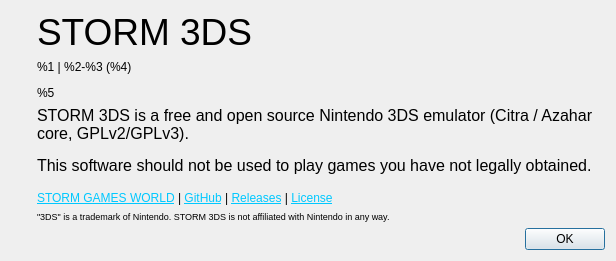
Above: core/src/citra_qt/aboutdialog.ui from ReiKatari/STORM_3DS before the change. Below: the same form after it.
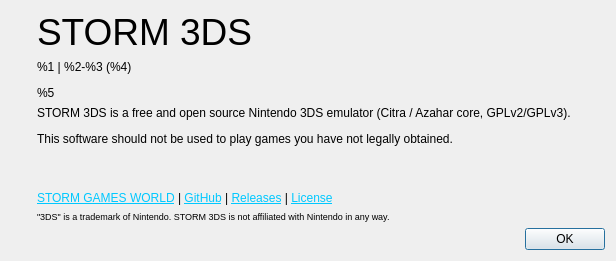
That is the form after the change. Icons and pictures are not drawn.

```diff
--- a/core/src/citra_qt/aboutdialog.ui
+++ b/core/src/citra_qt/aboutdialog.ui
@@ -83,13 +83,7 @@
           </sizepolicy>
          </property>
          <property name="text">
-          <string notr="true">&lt;!DOCTYPE HTML PUBLIC &quot;-//W3C//DTD HTML 4.0//EN&quot; &quot;http://www.w3.org/TR/REC-html40/strict.dtd&quot;&gt;
-&lt;html&gt;&lt;head&gt;&lt;meta name=&quot;qrichtext&quot; content=&quot;1&quot; /&gt;&lt;style type=&quot;text/css&quot;&gt;
-p, li { white-space: pre-wrap; }
-&lt;/style&gt;&lt;/head&gt;&lt;body style=&quot; font-family:'Ubuntu'; font-size:11pt; font-weight:400; font-style:normal;&quot;&gt;
-&lt;p style=&quot; margin-top:0px; margin-bottom:0px; margin-left:0px; margin-right:0px; -qt-block-indent:0; text-indent:0px;&quot;&gt;&lt;span style=&quot; font-family:'MS Shell Dlg 2'; font-size:12pt;&quot;&gt;STORM 3DS is a free and open source Nintendo 3DS emulator (Citra / Azahar core, GPLv2/GPLv3).&lt;/span&gt;&lt;/p&gt;
-&lt;p style=&quot;-qt-paragraph-type:empty; margin-top:0px; margin-bottom:0px; margin-left:0px; margin-right:0px; -qt-block-indent:0; text-indent:0px; font-family:'MS Shell Dlg 2'; font-size:8pt;&quot;&gt;&lt;br /&gt;&lt;/p&gt;
-&lt;p style=&quot; margin-top:0px; margin-bottom:0px; margin-left:0px; margin-right:0px; -qt-block-indent:0; text-indent:0px;&quot;&gt;&lt;span style=&quot; font-family:'MS Shell Dlg 2'; font-size:12pt;&quot;&gt;This software should not be used to play games you have not legally obtained.&lt;/span&gt;&lt;/p&gt;&lt;/body&gt;&lt;/html&gt;</string>
+          <string notr="true">&lt;html&gt;&lt;body&gt;&lt;p&gt;STORM 3DS is a free and open source Nintendo 3DS emulator (Citra / Azahar core, GPLv2/GPLv3).&lt;/p&gt;&lt;p&gt;This software should not be used to play games you have not legally obtained.&lt;/p&gt;&lt;/body&gt;&lt;/html&gt;</string>
          </property>
          <property name="alignment">
           <set>Qt::AlignLeading|Qt::AlignLeft|Qt::AlignVCenter</set>
```
